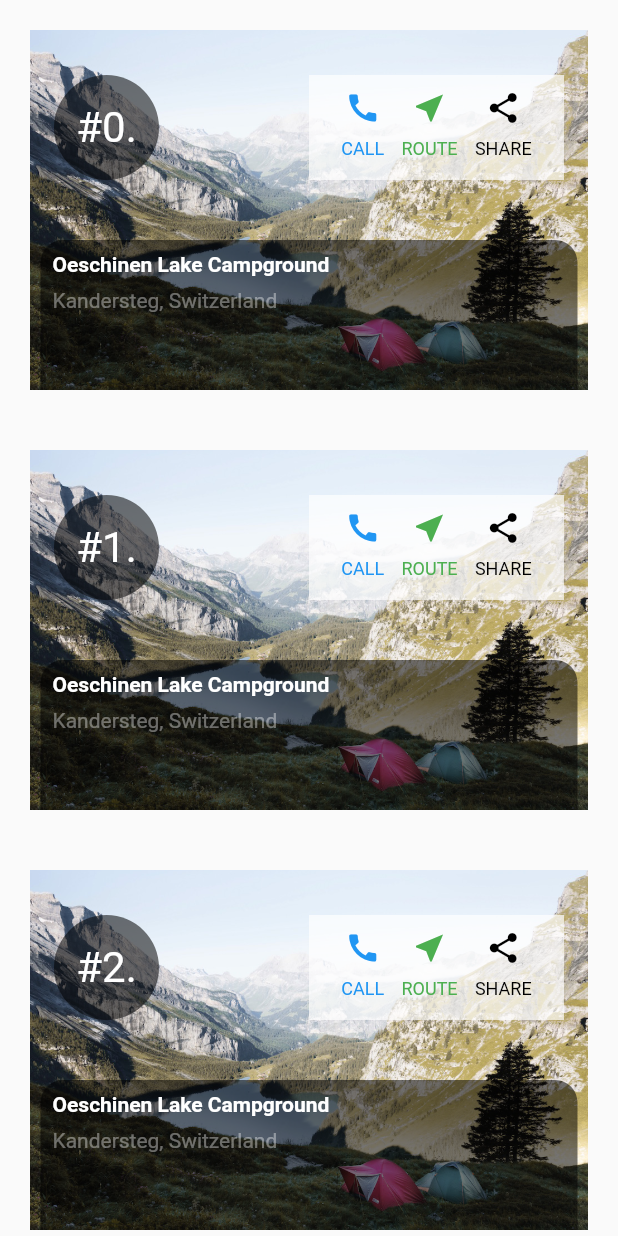
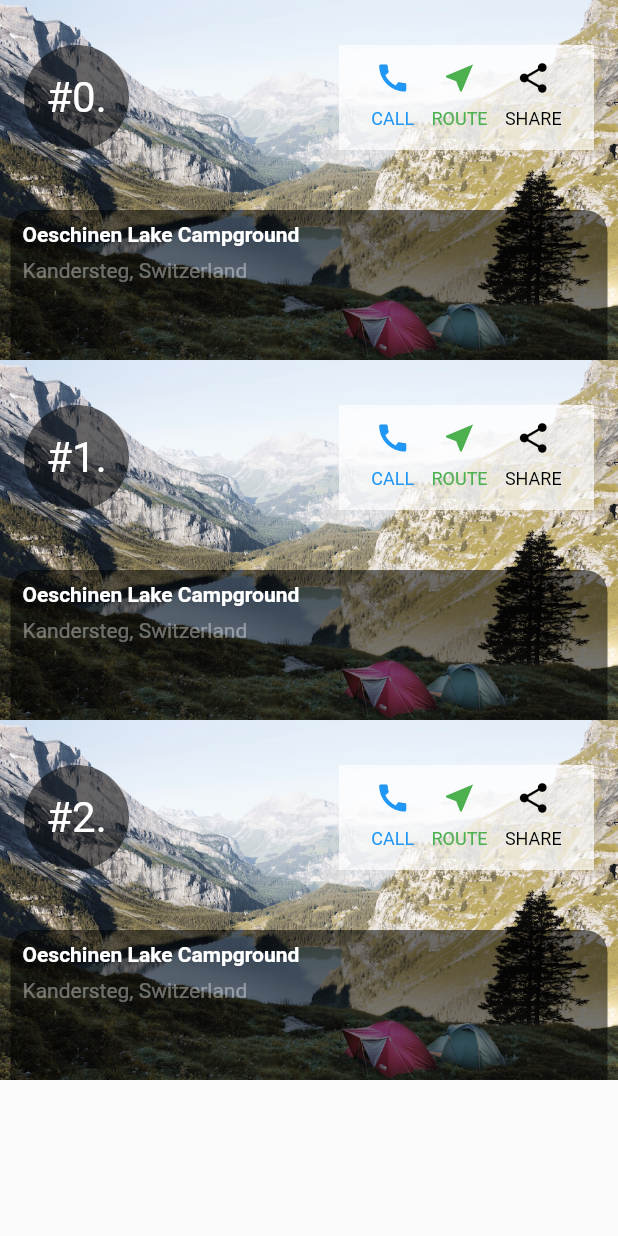
Before and after one commit to MaksBorovik/flutter_hw, a Flutter app: the screen it shows after launch, on a phone screen of 412 x 824 dp. Run offline on Flutter 3.47's test engine with Material 2 defaults, Android fonts, the phone set to English and light mode, and no system bars.

Commit message:
feat: fix tests

```diff
--- a/lib/main.dart
+++ b/lib/main.dart
@@ -71,7 +71,7 @@ class MyHomePageState extends State<MyHomePage> {
         body: ListView(
       children: <Widget>[
         Container(
-          padding: const EdgeInsets.all(20),
+          padding: const EdgeInsets.all(0),
           child: Center(
               child: Stack(
             fit: StackFit.passthrough,
@@ -156,7 +156,7 @@ class MyHomePageState extends State<MyHomePage> {
           )),
         ),
         Container(
-          padding: const EdgeInsets.all(20),
+          padding: const EdgeInsets.all(0),
           child: Center(
               child: Stack(
             fit: StackFit.passthrough,
@@ -241,7 +241,7 @@ class MyHomePageState extends State<MyHomePage> {
           )),
         ),
         Container(
-          padding: const EdgeInsets.all(20),
+          padding: const EdgeInsets.all(0),
           child: Center(
               child: Stack(
             fit: StackFit.passthrough,
```
